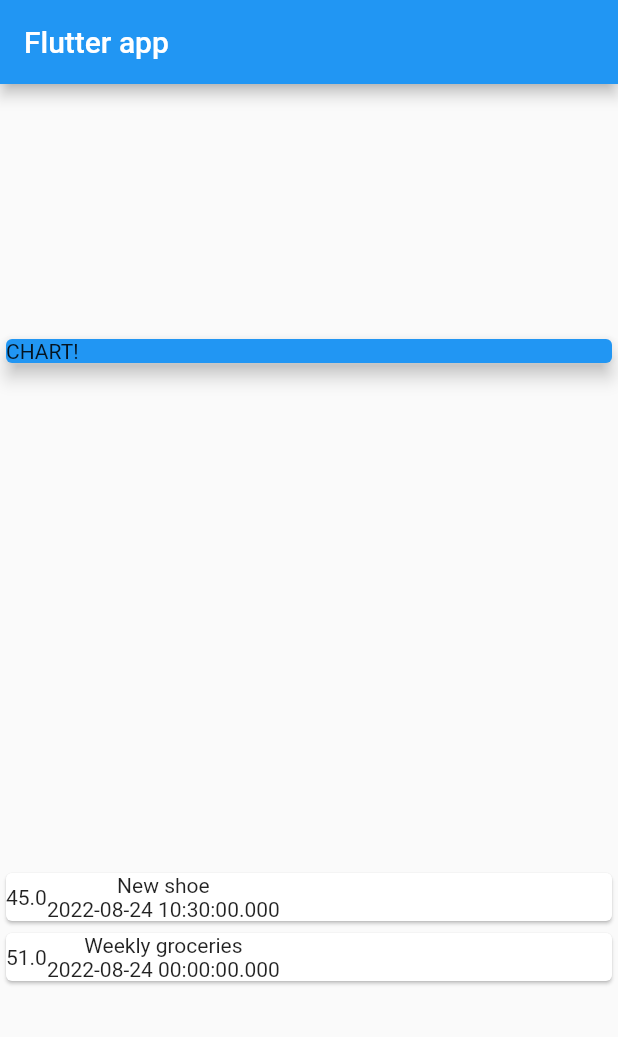
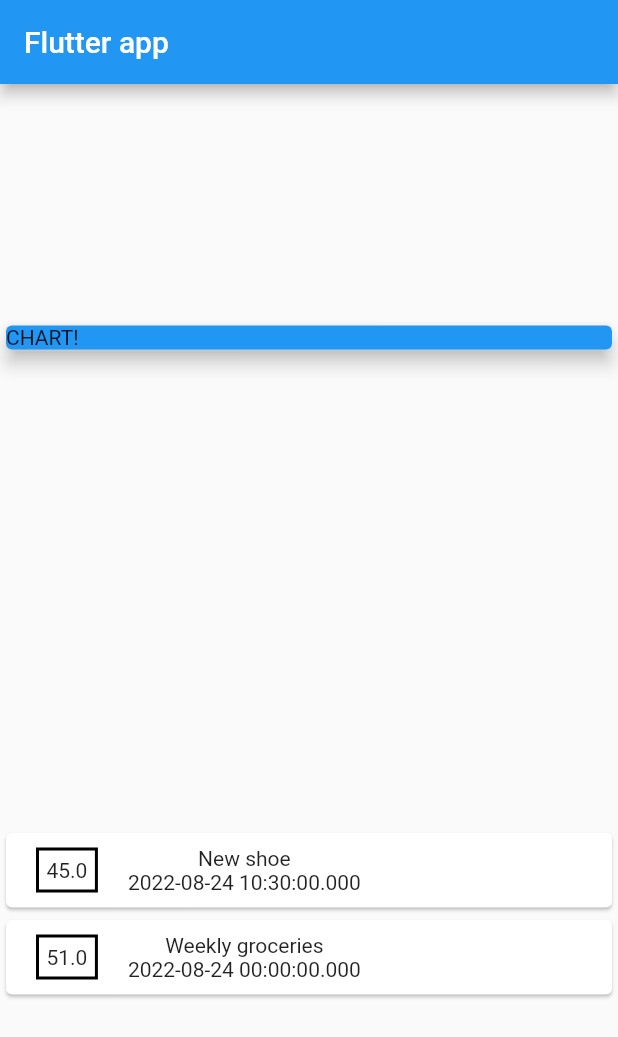
Before and after one commit to MohamedFaalil/flutter_personal_expense_tracker, a Flutter app: the screen it shows after launch, on a phone screen of 412 x 824 dp. Shown: the top 1037 px of the screen. Run offline on Flutter 3.47's test engine with Material 2 defaults, Android fonts, the phone set to English and light mode, and no system bars.

Commit message:
styled amount container widget

```diff
--- a/lib/main.dart
+++ b/lib/main.dart
@@ -62,8 +62,21 @@ class MyHomePage extends StatelessWidget {
               return Card(
                 child: Row(
                   children: [
-                    Text(
-                      tx.amount.toString(),
+                    Container(
+                      margin: const EdgeInsets.symmetric(
+                        vertical: 10.0,
+                        horizontal: 20.0,
+                      ),
+                      decoration: BoxDecoration(
+                        border: Border.all(
+                          color: Colors.black,
+                          width: 2,
+                        ),
+                      ),
+                      padding: const EdgeInsets.all(5),
+                      child: Text(
+                        tx.amount.toString(),
+                      ),
                     ),
                     Column(
                       children: [
```
